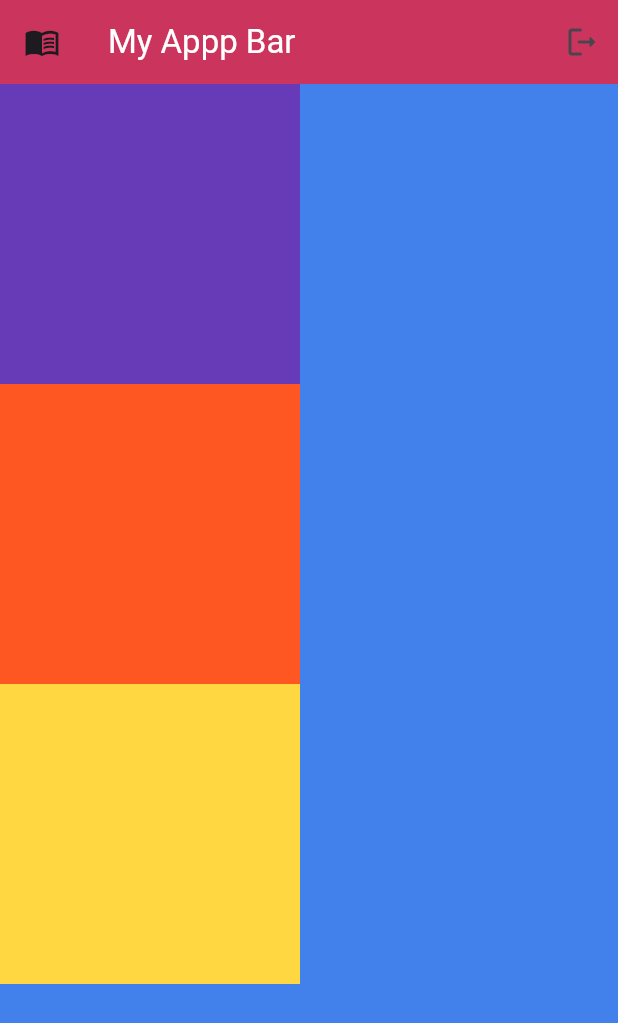
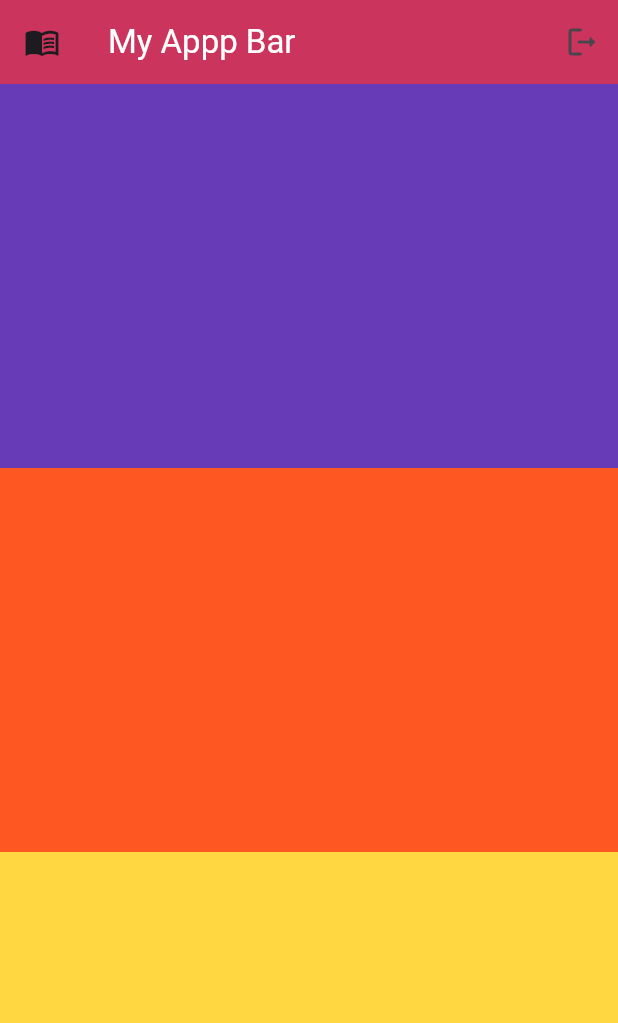
Before and after one commit to BunthongDev/Flutter-basic, a Flutter app: the screen it shows after launch, on a phone screen of 412 x 824 dp. Shown: the top 1023 px of the screen. Run offline on Flutter 3.47's test engine with Material 3 defaults, Android fonts, the phone set to English and light mode, and no system bars.

Commit message:
Wrap container with Expanded witget

```diff
--- a/lib/main.dart
+++ b/lib/main.dart
@@ -85,26 +85,28 @@ class MyApp extends StatelessWidget {
 
         // body with column
         body: Column(
+          // mainAxisAlignment: MainAxisAlignment.spaceEvenly,
+          crossAxisAlignment: CrossAxisAlignment.center,
           children: [
             //1st Box
-            Container(
-              height: 200,
-              width: 200,
-              color: Colors.deepPurple,
+            Expanded(
+              child: Container(
+                color: Colors.deepPurple,
+              ),
             ),
 
             //2nd box
-            Container(
-              height: 200,
-              width: 200,
-              color: Colors.deepOrange,
+            Expanded(
+              child: Container(
+                color: Colors.deepOrange,
+              ),
             ),
 
             //3rd box
-            Container(
-              height: 200,
-              width: 200,
-              color: Colors.amberAccent,
+            Expanded(
+              child: Container(
+                color: Colors.amberAccent,
+              ),
             )
           ],
         ),
```
